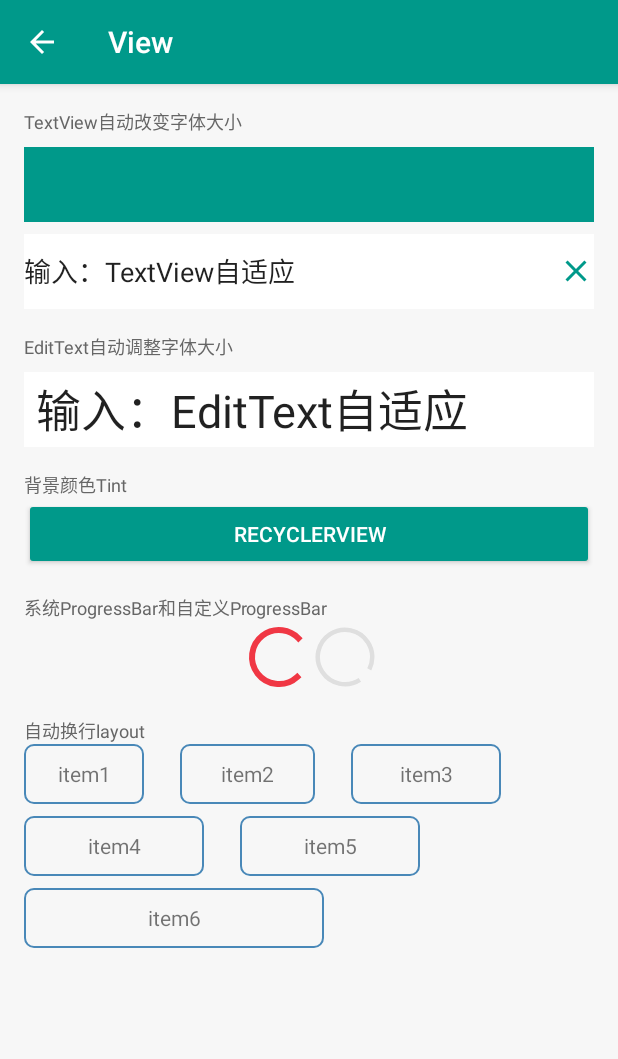
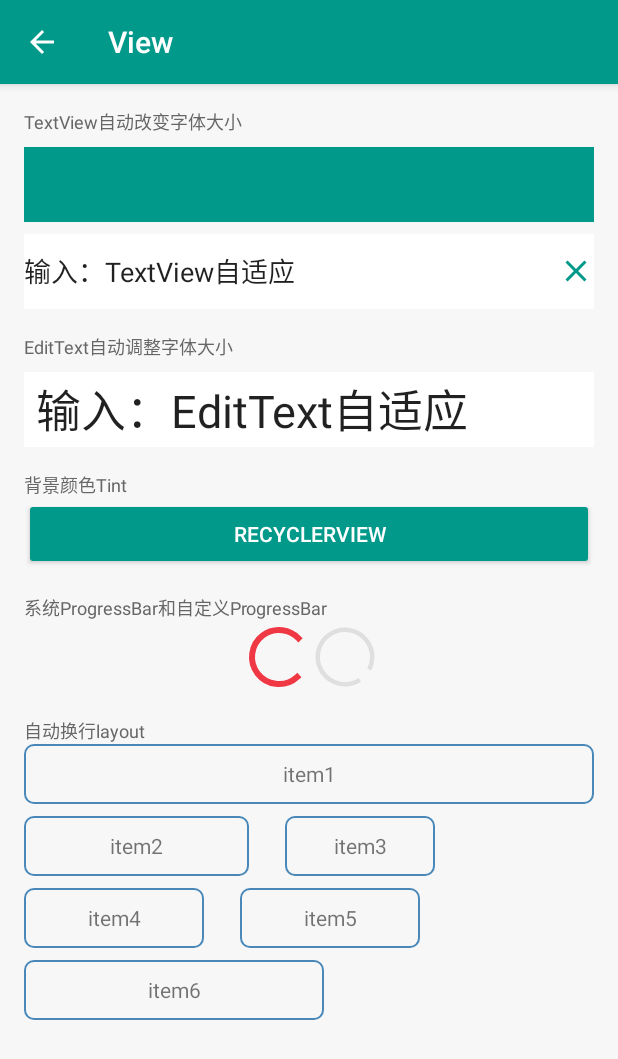
Before and after one commit to xymelon/treasure, an Android app: the ViewActivity screen opened directly, with no data from a screen before it, on a phone screen of 412 x 824 dp. Shown: the top 1059 px of the screen. Run offline under Robolectric (Android 15) with nearby library versions, the phone set to English and light mode, and no system bars; our stand-ins replace CircleImageView, data binding; libraries missing offline, so code that uses them is left out: com.jakewharton.rxbinding, rx.functions, rx.subscriptions; 2 statements that could not run were skipped.

```diff
--- a/app/src/main/java/com/xycoding/treasure/view/AutoLineLayout.java
+++ b/app/src/main/java/com/xycoding/treasure/view/AutoLineLayout.java
@@ -45,6 +45,7 @@ public class AutoLineLayout extends ViewGroup {
         final int maxInternalHeight = MeasureSpec.getSize(heightMeasureSpec) - getVerticalPadding();
 
         mChildRowHeight.clear();
+        mChildRowWidth.clear();
         int currentRowWidth = 0, currentRowHeight = 0, rowIndex = 0;
         for (int i = 0; i < getChildCount(); i++) {
             View child = getChildAt(i);
@@ -62,7 +63,7 @@ public class AutoLineLayout extends ViewGroup {
                 currentRowHeight = 0;
                 rowIndex++;
             }
-            currentRowWidth += currentRowWidth == 0 ? childWidth : currentRowWidth + mHorizontalSpacing + childWidth;
+            currentRowWidth = currentRowWidth == 0 ? childWidth : currentRowWidth + mHorizontalSpacing + childWidth;
             currentRowHeight = Math.max(currentRowHeight, childHeight);
             mChildRowWidth.put(rowIndex, currentRowWidth);
             mChildRowHeight.put(rowIndex, currentRowHeight);
@@ -78,11 +79,6 @@ public class AutoLineLayout extends ViewGroup {
         setMeasuredDimension(
                 widthMode == MeasureSpec.EXACTLY ? MeasureSpec.getSize(widthMeasureSpec) : longestRowWidth + getHorizontalPadding(),
                 heightMode == MeasureSpec.EXACTLY ? MeasureSpec.getSize(heightMeasureSpec) : totalRowHeight + getVerticalPadding());
-    }
-
-    private boolean wouldExceedParentWidth(int widthMode, int maxInternalWidth, int currentRowWidth, int childWidth) {
-        currentRowWidth = currentRowWidth == 0 ? childWidth : currentRowWidth + mHorizontalSpacing + childWidth;
-        return widthMode != MeasureSpec.UNSPECIFIED && currentRowWidth > maxInternalWidth;
     }
 
     @Override
@@ -110,6 +106,11 @@ public class AutoLineLayout extends ViewGroup {
         }
     }
 
+    private boolean wouldExceedParentWidth(int widthMode, int maxInternalWidth, int currentRowWidth, int childWidth) {
+        currentRowWidth = currentRowWidth == 0 ? childWidth : currentRowWidth + mHorizontalSpacing + childWidth;
+        return widthMode != MeasureSpec.UNSPECIFIED && currentRowWidth > maxInternalWidth;
+    }
+
     private int createChildMeasureSpec(int childLayoutParam, int max, int parentMode) {
         int spec;
         if (childLayoutParam == LayoutParams.MATCH_PARENT) {
--- a/app/src/main/res/layout/activity_view.xml
+++ b/app/src/main/res/layout/activity_view.xml
@@ -131,20 +131,20 @@
 
                 <com.xycoding.treasure.view.AutoLineLayout
                     android:id="@+id/btn_auto_line"
-                    android:layout_width="match_parent"
+                    android:layout_width="wrap_content"
                     android:layout_height="wrap_content"
                     app:horizontalSpacing="24dp"
                     app:verticalSpacing="8dp">
 
                     <TextView
-                        android:layout_width="80dp"
+                        android:layout_width="match_parent"
                         android:layout_height="40dp"
                         android:background="@drawable/shape_red_corner"
                         android:gravity="center"
                         android:text="item1" />
 
                     <TextView
-                        android:layout_width="90dp"
+                        android:layout_width="150dp"
                         android:layout_height="40dp"
                         android:background="@drawable/shape_red_corner"
                         android:gravity="center"
```
